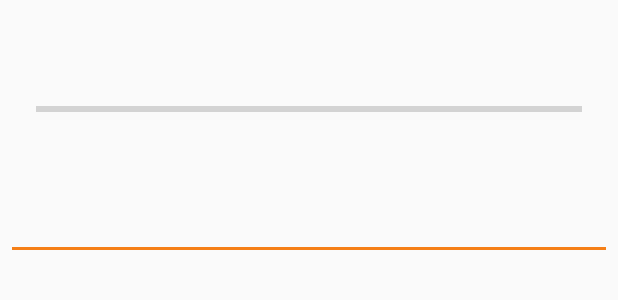
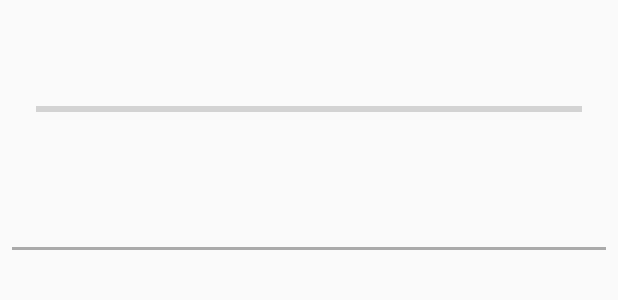
Before and after one commit to ScottLindley/Phone-Use-Tracker, an Android app: the layout fragment_average.xml on its own in the app's theme, with its tools: preview values and no code run, on a phone screen of 412 x 824 dp. Shown: the top 300 px of the screen. Run offline under Robolectric (Android 15) with nearby library versions, the phone set to English and light mode, and no system bars.

Commit message:
fixed recycler layout

```diff
--- a/MoblieZombie/app/src/main/res/layout/fragment_average.xml
+++ b/MoblieZombie/app/src/main/res/layout/fragment_average.xml
@@ -51,7 +51,7 @@
                 android:id="@+id/average_divider"
                 android:layout_width="match_parent"
                 android:layout_height="2dp"
-                android:background="@color/colorAccent"
+                android:background="@android:color/darker_gray"
                 android:layout_margin="8dp"
                 android:layout_below="@id/projected_use"/>
             <TextView
--- a/MoblieZombie/app/src/main/res/layout/history_items.xml
+++ b/MoblieZombie/app/src/main/res/layout/history_items.xml
@@ -3,7 +3,7 @@
     xmlns:android="http://schemas.android.com/apk/res/android"
     android:orientation="vertical"
     android:layout_width="match_parent"
-    android:layout_height="match_parent">
+    android:layout_height="wrap_content">
     <LinearLayout
         android:layout_width="match_parent"
         android:layout_height="wrap_content"
```
Also changed, not shown: MoblieZombie/app/src/main/res/layout/fragment_history.xml (+9 -8 lines).
